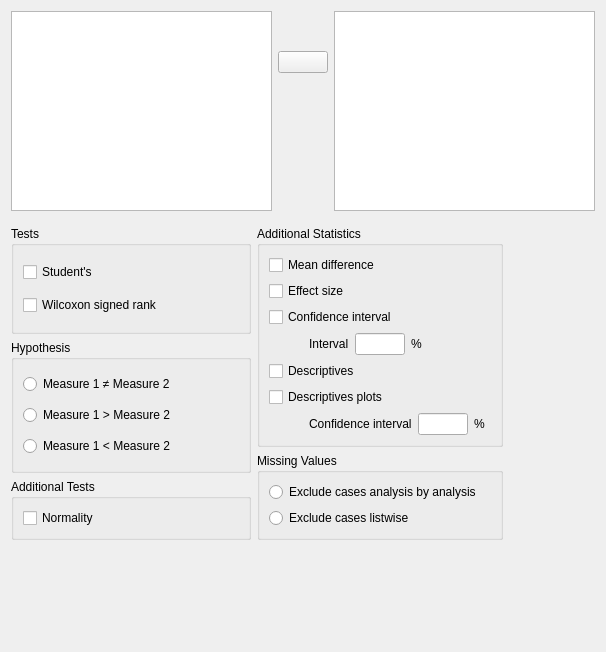
First picture: the form in JASP-Desktop/analysisforms/ttestpairedsamplesform.ui, repository jasp-stats/jasp-desktop, before the edit.
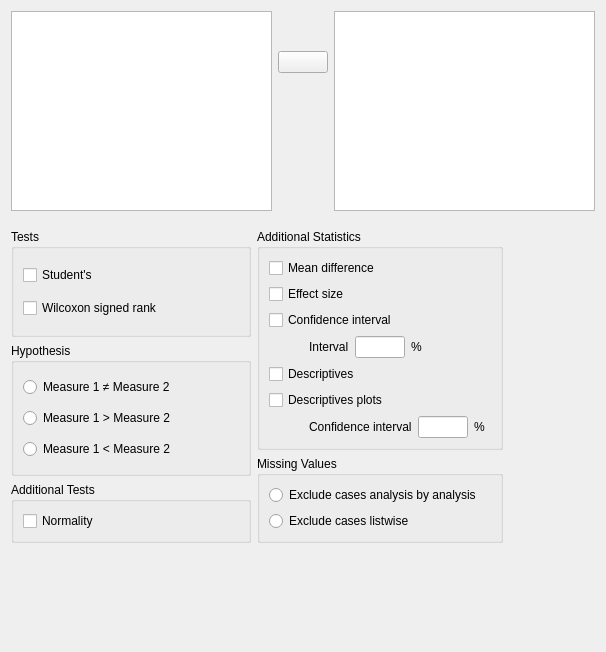
Second picture: the form after the edit. Custom widgets are drawn as their Qt base class.

```diff
--- a/JASP-Desktop/analysisforms/ttestpairedsamplesform.ui
+++ b/JASP-Desktop/analysisforms/ttestpairedsamplesform.ui
@@ -26,6 +26,9 @@
    <string>Form</string>
   </property>
   <layout class="QVBoxLayout" name="verticalLayout">
+   <property name="spacing">
+    <number>0</number>
+   </property>
    <item>
     <widget class="QWidget" name="topWidget" native="true">
      <property name="sizePolicy">
@@ -44,9 +47,6 @@
       <property name="rightMargin">
        <number>0</number>
       </property>
-      <property name="bottomMargin">
-       <number>0</number>
-      </property>
       <item>
        <widget class="AvailableFieldsListView" name="availableFields">
         <property name="sizePolicy">
```
